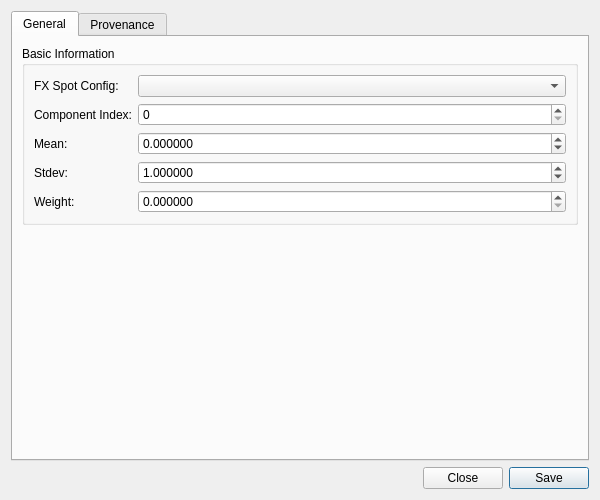
Old version of the form projects/ores.qt/synthetic/ui/GmmComponentDetailDialog.ui in the repository OreStudio/OreStudio.
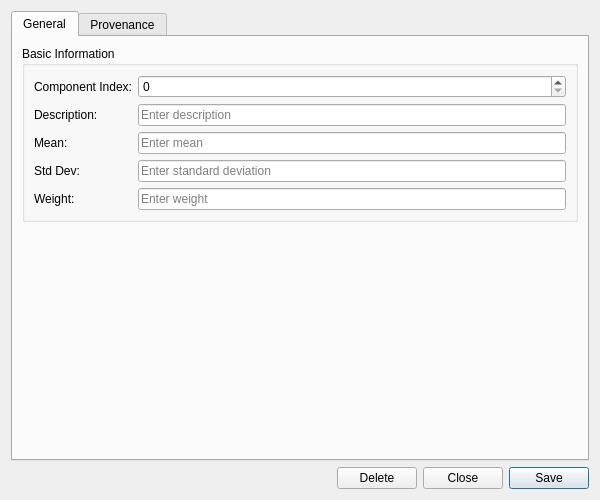
New version of the form. Custom widgets are drawn as their Qt base class.

Commit message: [codegen] Fix Qt template gaps for UUID keys and double fields; go all-codegen for gmm_component

The edit to the form file:
```diff
--- a/projects/ores.qt/synthetic/ui/GmmComponentDetailDialog.ui
+++ b/projects/ores.qt/synthetic/ui/GmmComponentDetailDialog.ui
@@ -39,26 +39,34 @@
          </property>
          <layout class="QFormLayout" name="formLayout">
           <item row="0" column="0">
-           <widget class="QLabel" name="labelFxSpotConfig">
-            <property name="text">
-             <string>FX Spot Config:</string>
-            </property>
-           </widget>
-          </item>
-          <item row="0" column="1">
-           <widget class="QComboBox" name="fxSpotConfigCombo"/>
-          </item>
-          <item row="1" column="0">
            <widget class="QLabel" name="labelComponentIndex">
             <property name="text">
              <string>Component Index:</string>
             </property>
            </widget>
           </item>
+          <item row="0" column="1">
+           <widget class="QSpinBox" name="componentIndexEdit">
+            <property name="minimum">
+             <number>0</number>
+            </property>
+            <property name="maximum">
+             <number>9999</number>
+            </property>
+           </widget>
+          </item>
+          <item row="1" column="0">
+           <widget class="QLabel" name="labelDescription">
+            <property name="text">
+             <string>Description:</string>
+            </property>
+           </widget>
+          </item>
           <item row="1" column="1">
-           <widget class="QSpinBox" name="componentIndexSpin">
-            <property name="minimum"><number>0</number></property>
-            <property name="maximum"><number>1000000</number></property>
+           <widget class="QLineEdit" name="descriptionEdit">
+            <property name="placeholderText">
+             <string>Enter description</string>
+            </property>
            </widget>
           </item>
           <item row="2" column="0">
@@ -69,25 +77,24 @@
            </widget>
           </item>
           <item row="2" column="1">
-           <widget class="QDoubleSpinBox" name="meanSpin">
-            <property name="decimals"><number>6</number></property>
-            <property name="minimum"><double>-1000000000.000000000000000</double></property>
-            <property name="maximum"><double>1000000000.000000000000000</double></property>
+           <widget class="QLineEdit" name="meanEdit">
+            <property name="placeholderText">
+             <string>Enter mean</string>
+            </property>
            </widget>
           </item>
           <item row="3" column="0">
            <widget class="QLabel" name="labelStdev">
             <property name="text">
-             <string>Stdev:</string>
+             <string>Std Dev:</string>
             </property>
            </widget>
           </item>
           <item row="3" column="1">
-           <widget class="QDoubleSpinBox" name="stdevSpin">
-            <property name="decimals"><number>6</number></property>
-            <property name="minimum"><double>0.000001000000000</double></property>
-            <property name="maximum"><double>1000000000.000000000000000</double></property>
-            <property name="value"><double>1.000000000000000</double></property>
+           <widget class="QLineEdit" name="stdevEdit">
+            <property name="placeholderText">
+             <string>Enter standard deviation</string>
+            </property>
            </widget>
           </item>
           <item row="4" column="0">
@@ -98,10 +105,10 @@
            </widget>
           </item>
           <item row="4" column="1">
-           <widget class="QDoubleSpinBox" name="weightSpin">
-            <property name="decimals"><number>6</number></property>
-            <property name="minimum"><double>0.000000000000000</double></property>
-            <property name="maximum"><double>1000000000.000000000000000</double></property>
+           <widget class="QLineEdit" name="weightEdit">
+            <property name="placeholderText">
+             <string>Enter weight</string>
+            </property>
            </widget>
           </item>
          </layout>
@@ -147,6 +154,13 @@
        </property>
       </spacer>
      </item>
+     <item>
+      <widget class="QPushButton" name="deleteButton">
+       <property name="text">
+        <string>Delete</string>
+       </property>
+      </widget>
+     </item>
      <item>
       <widget class="QPushButton" name="closeButton">
        <property name="text">
```
The commit also changes 21 other files.
